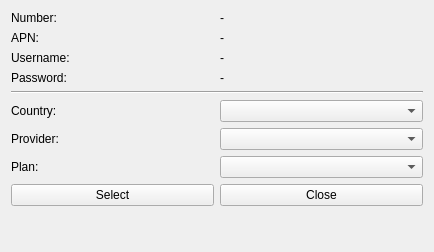
Before: the Qt Designer form src/brickv/plugin_system/plugins/red/ui/red_tab_settings_mobile_internet_provider_preset_dialog.ui in Tinkerforge/brickv, drawn with Qt 5.
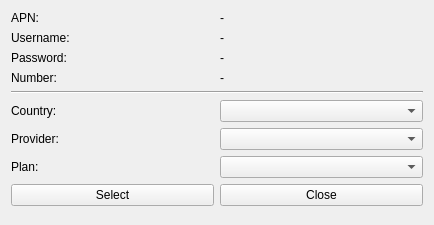
After: the same form once the commit is applied.

Commit message: red-brick: Implementation of provider preset dialog.

What changed in the file:
```diff
--- a/src/brickv/plugin_system/plugins/red/ui/red_tab_settings_mobile_internet_provider_preset_dialog.ui
+++ b/src/brickv/plugin_system/plugins/red/ui/red_tab_settings_mobile_internet_provider_preset_dialog.ui
@@ -7,7 +7,7 @@
     <x>0</x>
     <y>0</y>
     <width>434</width>
-    <height>252</height>
+    <height>225</height>
    </rect>
   </property>
   <property name="windowTitle">
@@ -36,14 +36,14 @@
    </item>
    <item row="0" column="0" colspan="2">
     <layout class="QGridLayout" name="gridLayout_2">
-     <item row="0" column="0">
-      <widget class="QLabel" name="label_5">
-       <property name="text">
-        <string>Number:</string>
+     <item row="4" column="0" colspan="2">
+      <widget class="Line" name="line">
+       <property name="orientation">
+        <enum>Qt::Horizontal</enum>
        </property>
       </widget>
      </item>
-     <item row="1" column="1">
+     <item row="0" column="1">
       <widget class="QLabel" name="label_mi_preview_apn">
        <property name="text">
         <string>-</string>
@@ -57,14 +57,14 @@
        </property>
       </widget>
      </item>
-     <item row="1" column="0">
+     <item row="0" column="0">
       <widget class="QLabel" name="label_6">
        <property name="text">
         <string>APN:</string>
        </property>
       </widget>
      </item>
-     <item row="2" column="0">
+     <item row="1" column="0">
       <widget class="QLabel" name="label_7">
        <property name="text">
         <string>Username:</string>
@@ -88,14 +88,14 @@
      <item row="7" column="1">
       <widget class="QComboBox" name="cbox_mi_presets_plan"/>
      </item>
-     <item row="3" column="1">
-      <widget class="QLabel" name="label_mi_preview_password">
-       <property name="text">
-        <string>-</string>
-       </property>
-      </widget>
-     </item>
      <item row="2" column="1">
+      <widget class="QLabel" name="label_mi_preview_password">
+       <property name="text">
+        <string>-</string>
+       </property>
+      </widget>
+     </item>
+     <item row="1" column="1">
       <widget class="QLabel" name="label_mi_preview_username">
        <property name="text">
         <string>-</string>
@@ -108,24 +108,24 @@
      <item row="6" column="1">
       <widget class="QComboBox" name="cbox_mi_presets_provider"/>
      </item>
-     <item row="0" column="1">
-      <widget class="QLabel" name="label_mi_preview_number">
-       <property name="text">
-        <string>-</string>
-       </property>
-      </widget>
-     </item>
      <item row="3" column="0">
+      <widget class="QLabel" name="label_5">
+       <property name="text">
+        <string>Number:</string>
+       </property>
+      </widget>
+     </item>
+     <item row="2" column="0">
       <widget class="QLabel" name="label_8">
        <property name="text">
         <string>Password:</string>
        </property>
       </widget>
      </item>
-     <item row="4" column="0" colspan="2">
-      <widget class="Line" name="line">
-       <property name="orientation">
-        <enum>Qt::Horizontal</enum>
+     <item row="3" column="1">
+      <widget class="QLabel" name="label_mi_preview_number">
+       <property name="text">
+        <string>-</string>
        </property>
       </widget>
      </item>
```
The commit also changes 5 other files.
